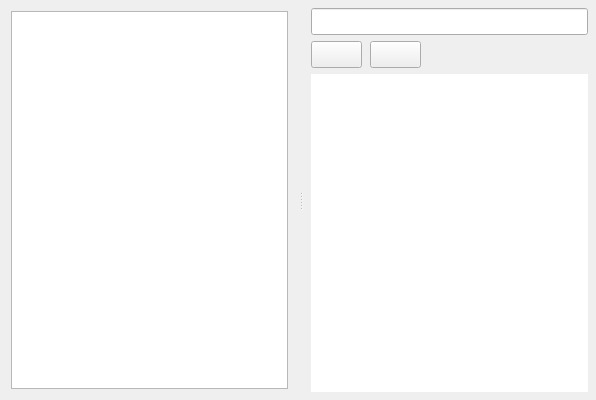
Before: the Qt Designer form FileManager.ui in nekotyan2d/FileManager, drawn with Qt 5.
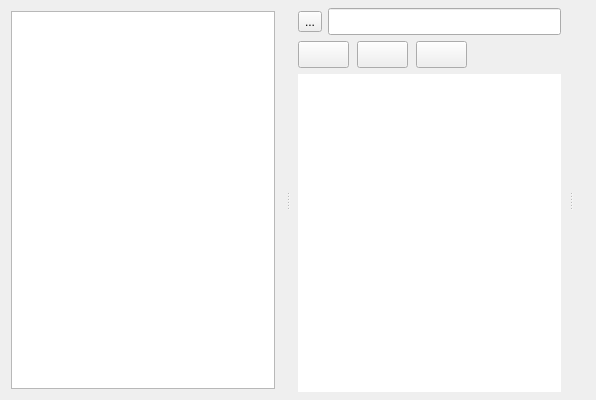
After: the same form once the commit is applied. Icons and pictures are not drawn.

Patch:
```diff
--- a/FileManager.ui
+++ b/FileManager.ui
@@ -54,22 +54,74 @@
          <number>8</number>
         </property>
         <item>
-         <widget class="QLineEdit" name="pathLineEdit">
-          <property name="font">
-           <font>
-            <pointsize>12</pointsize>
-           </font>
-          </property>
-         </widget>
+         <layout class="QHBoxLayout" name="topBarLayout">
+          <item>
+           <widget class="QToolButton" name="refreshButton">
+            <property name="text">
+             <string>...</string>
+            </property>
+            <property name="icon">
+             <iconset resource="FileManager.qrc">
+              <normaloff>:/FileManager/Resources/refresh.svg</normaloff>:/FileManager/Resources/refresh.svg</iconset>
+            </property>
+           </widget>
+          </item>
+          <item>
+           <widget class="QLineEdit" name="pathLineEdit">
+            <property name="font">
+             <font>
+              <pointsize>12</pointsize>
+             </font>
+            </property>
+           </widget>
+          </item>
+         </layout>
         </item>
         <item>
-         <layout class="QHBoxLayout" name="horizontalLayout" stretch="1,0,0">
+         <layout class="QHBoxLayout" name="horizontalLayout" stretch="1,0,0,0">
           <property name="spacing">
            <number>8</number>
           </property>
           <property name="sizeConstraint">
            <enum>QLayout::SizeConstraint::SetMinimumSize</enum>
           </property>
+          <item>
+           <widget class="QPushButton" name="moveButton">
+            <property name="sizePolicy">
+             <sizepolicy hsizetype="Fixed" vsizetype="Fixed">
+              <horstretch>0</horstretch>
+              <verstretch>0</verstretch>
+             </sizepolicy>
+            </property>
+            <property name="font">
+             <font>
+              <pointsize>12</pointsize>
+             </font>
+            </property>
+            <property name="cursor">
+             <cursorShape>PointingHandCursor</cursorShape>
+            </property>
+            <property name="contextMenuPolicy">
+             <enum>Qt::ContextMenuPolicy::DefaultContextMenu</enum>
+            </property>
+            <property name="toolTip">
+             <string>Переместить</string>
+            </property>
+            <property name="text">
+             <string/>
+            </property>
+            <property name="icon">
+             <iconset resource="FileManager.qrc">
+              <normaloff>:/FileManager/Resources/move.svg</normaloff>:/FileManager/Resources/move.svg</iconset>
+            </property>
+            <property name="iconSize">
+             <size>
+              <width>36</width>
+              <height>24</height>
+             </size>
+            </property>
+           </widget>
+          </item>
           <item>
            <widget class="QPushButton" name="copyButton">
             <property name="sizePolicy">
@@ -172,6 +224,9 @@
         </item>
        </layout>
       </widget>
+      <widget class="QWidget" name="previewWidget">
+       <layout class="QVBoxLayout" name="previewLayout"/>
+      </widget>
      </widget>
     </item>
    </layout>
```
Left out of the diff: 6 changed lines with no effect on the pictures.
